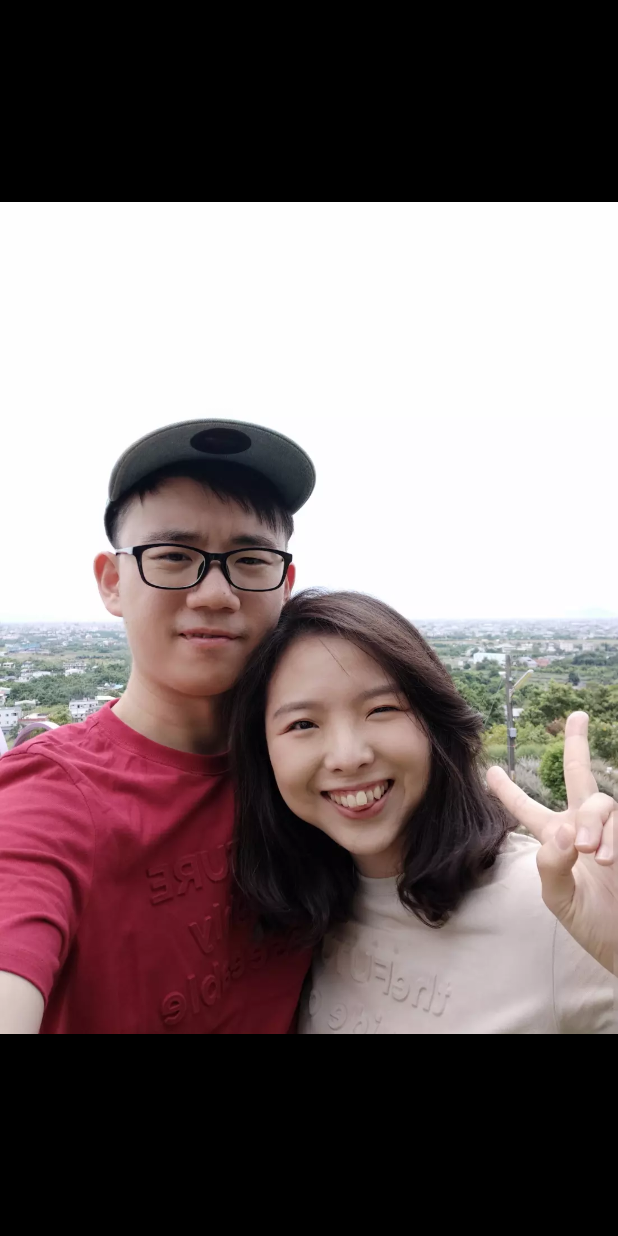
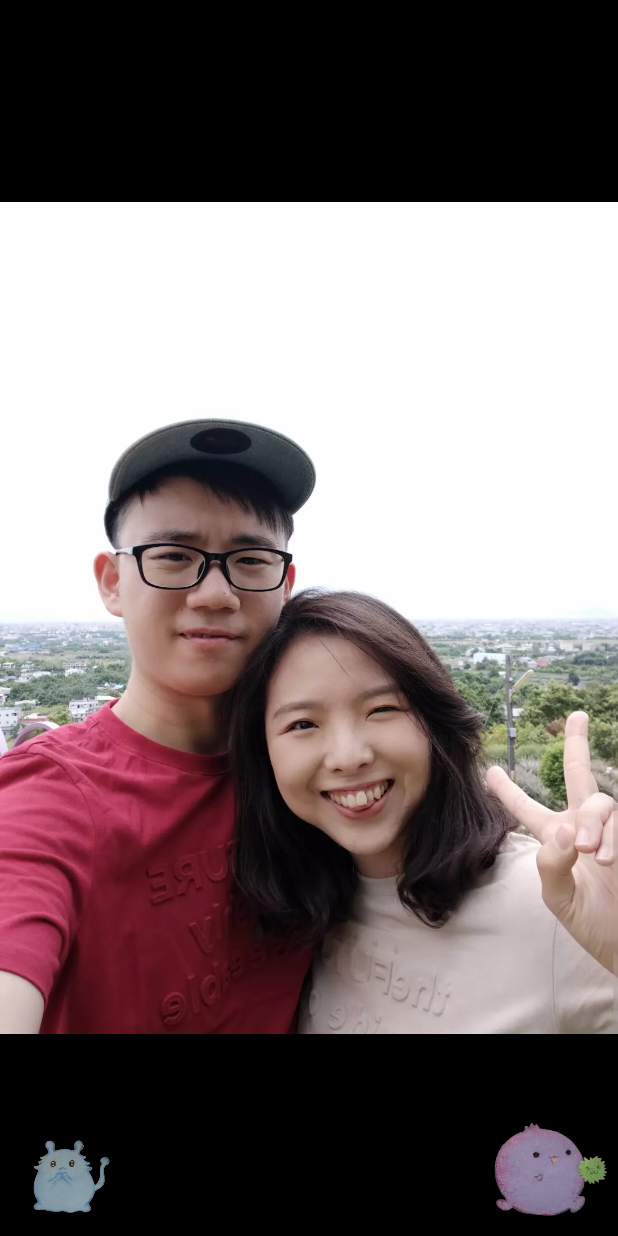
Before and after one commit to lchuang8211/nickWedding, an Android app: the PictureActivity screen opened directly, with no data from a screen before it, on a phone screen of 412 x 824 dp. Run offline under Robolectric (Android 15) with nearby library versions, the phone set to English and light mode, and no system bars; our stand-ins replace RxJava, Timber, data binding; 2 statements that could not run were skipped.

Commit message:
新增 兩個小動畫

```diff
--- a/app/src/main/java/com/nick/wedding/merryme/MerryMeActivity.kt
+++ b/app/src/main/java/com/nick/wedding/merryme/MerryMeActivity.kt
@@ -416,9 +416,6 @@ class MerryMeActivity : BaseActivity() , ExchangeAdapter.ExchangeListener{
 //            })
     }
 
-    override fun onDestroy() {
-        super.onDestroy()
-    }
 
     override fun onFuctionListener(title: String, oldTitle: String, price: Int, settingStatus: Boolean, position: Int, page: Int) {
 
--- a/app/src/main/java/com/nick/wedding/picture/PictureActivity.kt
+++ b/app/src/main/java/com/nick/wedding/picture/PictureActivity.kt
@@ -1,6 +1,9 @@
 package com.nick.wedding.picture
 
+import android.animation.AnimatorSet
+import android.animation.ObjectAnimator
 import android.os.Bundle
+import android.view.animation.LinearInterpolator
 import androidx.databinding.DataBindingComponent
 import androidx.databinding.DataBindingUtil
 import androidx.databinding.ViewDataBinding
@@ -17,7 +20,12 @@ import com.nick.wedding.databinding.ActivityPictureBinding
 import com.nick.wedding.picture.adapter.AutoPicture
 import com.nick.wedding.picture.adapter.PictureAdapter
 import com.nick.wedding.surpport.WuBaiMediaPlayer
+import io.reactivex.rxjava3.android.schedulers.AndroidSchedulers
+import io.reactivex.rxjava3.core.Observable
+import io.reactivex.rxjava3.schedulers.Schedulers
 import timber.log.Timber
+import java.util.*
+import java.util.concurrent.TimeUnit
 
 class PictureActivity : BaseActivity() {
 
@@ -28,6 +36,12 @@ class PictureActivity : BaseActivity() {
     lateinit var androidViewModel: PictureViewModel
 
     val picList = mutableListOf<Int>()
+
+    val mouseAnimation = Observable.interval(3050, TimeUnit.MILLISECONDS)
+    val ganbateAnimation = Observable.interval(3550, TimeUnit.MILLISECONDS)
+
+    val mouseAnimator = AnimatorSet()
+    val ganbateAnimator = AnimatorSet()
 
     init {
         WuBaiMediaPlayer.startMediaPlayer()
@@ -44,6 +58,18 @@ class PictureActivity : BaseActivity() {
 
         initData()
         initRecyclerView()
+        initObserver()
+    }
+
+    private fun initObserver() {
+        binding.ivMouse.viewTreeObserver.addOnGlobalLayoutListener {
+            setMouseAnim()
+            mouseAnimation()
+        }
+        binding.ivGanbate.viewTreeObserver.addOnGlobalLayoutListener {
+            setGanbateAnim()
+            ganbateAnimation()
+        }
     }
 
     private fun initData() {
@@ -84,10 +110,10 @@ class PictureActivity : BaseActivity() {
     }
 
     private fun initRecyclerView() {
-        val adapter = PictureAdapter(androidViewModel)
-        binding.rvPicture.layoutManager = LinearLayoutManager(this, LinearLayoutManager.HORIZONTAL, false)
-        binding.rvPicture.adapter = adapter
-        adapter.submit(picList)
+//        val adapter = PictureAdapter(androidViewModel)
+//        binding.rvPicture.layoutManager = LinearLayoutManager(this, LinearLayoutManager.HORIZONTAL, false)
+//        binding.rvPicture.adapter = adapter
+//        adapter.submit(picList)
 
         binding.autoPicture.adapter = AutoPicture().apply {
             this.submit(picList)
@@ -96,16 +122,107 @@ class PictureActivity : BaseActivity() {
         StartSnapHelper().attachToRecyclerView(binding.autoPicture)
         binding.autoPicture.scrollToPosition(3000*picList.size)
         binding.autoPicture.start()
+
+    }
+
+
+    fun randomTranslation(): FloatArray {
+        val num = (6..9).random()+1
+        val float = FloatArray(num)
+        float.set(0, 0f)
+        for (i in 1..num-2 ) {
+            if (i%2==1)
+                float.set(i, Random().nextFloat() * 150 *-1)
+            else
+                float.set(i, 0f)
+        }
+        float.set(num-1, 0f)
+        return float
+    }
+
+    var ganbateXList : FloatArray = randomTranslation()
+    var ganbateYList : FloatArray = randomTranslation()
+    var mouseXList : FloatArray = randomTranslation()
+    var mouseYList : FloatArray = randomTranslation()
+
+    private fun mouseAnimation(){
+        mouseAnimation
+            .subscribeOn(Schedulers.io())
+            .observeOn(AndroidSchedulers.mainThread())
+            .subscribe({
+                mouseXList = randomTranslation()
+                mouseYList = randomTranslation()
+                mouseAnimator.start()
+            },{
+
+            })
+    }
+
+    private fun ganbateAnimation(){
+        ganbateAnimation
+            .subscribeOn(Schedulers.io())
+            .observeOn(AndroidSchedulers.mainThread())
+            .subscribe({
+                ganbateXList = randomTranslation()
+                ganbateYList = randomTranslation()
+                ganbateAnimator.start()
+            },{
+
+            })
+    }
+
+    fun setMouseAnim() {
+        val mouseY = ObjectAnimator.ofFloat(
+            binding.ivMouse,
+            "translationY",
+            *mouseYList
+        )
+
+        val mouseX = ObjectAnimator.ofFloat(
+            binding.ivMouse,
+            "translationX",
+            *mouseXList
+        )
+
+        mouseAnimator.play(mouseY)
+        mouseAnimator.duration = 2500
+        mouseAnimator.interpolator = LinearInterpolator()
+    }
+
+    fun setGanbateAnim(){
+        val ganbateY = ObjectAnimator.ofFloat(
+            binding.ivGanbate,
+            "translationY",
+            *ganbateYList
+        )
+
+        val ganbateX = ObjectAnimator.ofFloat(
+            binding.ivGanbate,
+            "translationX",
+            *ganbateXList
+        )
+
+        ganbateAnimator.play(ganbateY)
+        ganbateAnimator.duration = 3000
+        ganbateAnimator.interpolator = LinearInterpolator()
     }
 
     override fun onPause() {
         WuBaiMediaPlayer.stopMediaPlayer()
         super.onPause()
+        mouseAnimator.start()
+        ganbateAnimator.start()
+        mouseAnimation?.unsubscribeOn(AndroidSchedulers.mainThread())
+        ganbateAnimation?.unsubscribeOn(AndroidSchedulers.mainThread())
     }
 
     override fun onResume() {
         super.onResume()
         WuBaiMediaPlayer.startMediaPlayer()
+        mouseAnimator.resume()
+        ganbateAnimator.resume()
+        mouseAnimation()
+        ganbateAnimation()
     }
 
 }
--- a/app/src/main/res/layout/activity_picture.xml
+++ b/app/src/main/res/layout/activity_picture.xml
@@ -3,7 +3,7 @@
     xmlns:app="http://schemas.android.com/apk/res-auto"
     xmlns:tools="http://schemas.android.com/tools">
 
-    <LinearLayout
+    <androidx.constraintlayout.widget.ConstraintLayout
         android:layout_width="match_parent"
         android:layout_height="match_parent"
         android:background="@color/white"
@@ -15,13 +15,36 @@
             android:layout_height="match_parent"
             android:layout_weight="1" />
 
-        <androidx.recyclerview.widget.RecyclerView
-            android:id="@+id/rvPicture"
-            android:layout_width="match_parent"
-            android:layout_height="match_parent"
-            android:layout_weight="1"
-            android:visibility="gone"/>
+<!--        <androidx.recyclerview.widget.RecyclerView-->
+<!--            android:id="@+id/rvPicture"-->
+<!--            android:layout_width="match_parent"-->
+<!--            android:layout_height="match_parent"-->
+<!--            android:layout_weight="1"-->
+<!--            android:visibility="gone"/>-->
 
-    </LinearLayout>
+        <ImageView
+            android:id="@+id/ivMouse"
+            android:layout_width="82dp"
+            android:layout_height="70dp"
+            android:layout_marginStart="5dp"
+            android:paddingTop="15dp"
+            android:scaleType="centerCrop"
+            android:src="@drawable/mouse"
+            android:visibility="visible"
+            app:layout_constraintStart_toStartOf="parent"
+            app:layout_constraintBottom_toBottomOf="parent" />
+
+        <ImageView
+            android:id="@+id/ivGanbate"
+            android:layout_width="82dp"
+            android:layout_height="70dp"
+            android:layout_marginEnd="5dp"
+            android:layout_marginBottom="10dp"
+            android:src="@drawable/ganbate"
+            android:visibility="visible"
+            app:layout_constraintEnd_toEndOf="parent"
+            app:layout_constraintBottom_toBottomOf="parent" />
+
+    </androidx.constraintlayout.widget.ConstraintLayout>
 
 </layout>
```
